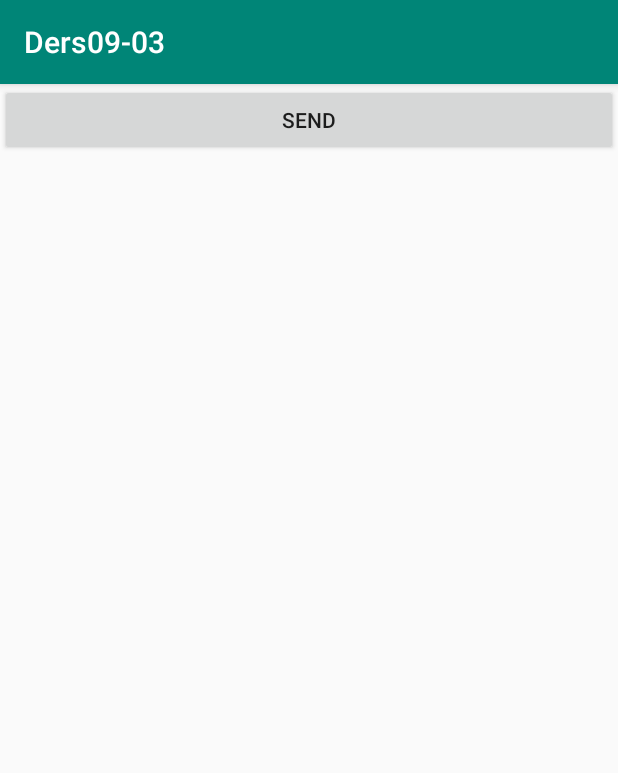
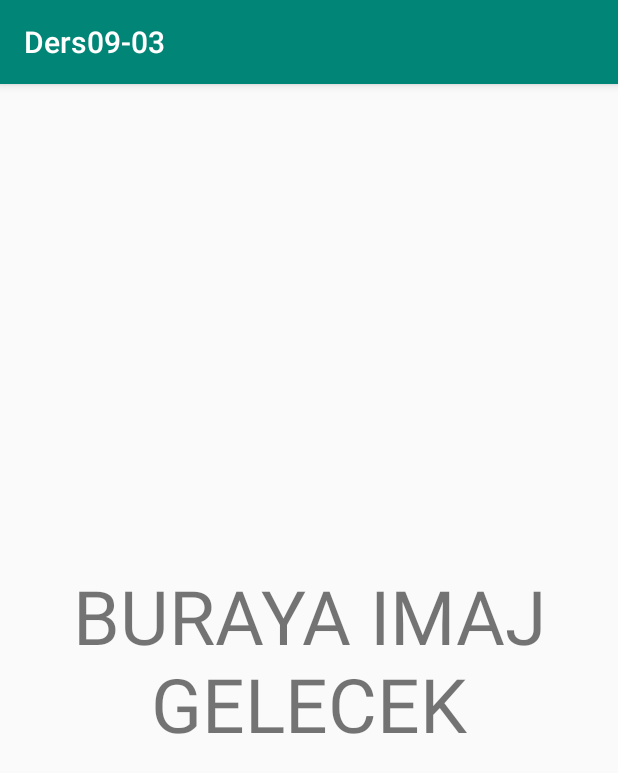
Before and after one commit to Xelorium/medipolAndroid, an Android app: the screen it shows after launch (MainActivity), on a phone screen of 412 x 824 dp. Shown: the top 773 px of the screen. Run offline under Robolectric (Android 15) with nearby library versions, the phone set to English and light mode, and no system bars.

Commit message:
Adding viewpager to second activity

```diff
--- a/app/build.gradle
+++ b/app/build.gradle
@@ -26,6 +26,8 @@ dependencies {
     implementation 'com.google.code.gson:gson:2.8.6'
     implementation 'androidx.recyclerview:recyclerview:1.1.0'
     implementation 'androidx.cardview:cardview:1.0.0'
+    implementation 'com.android.support:support-v4:28.0.1'
+    implementation 'fr.avianey.com.viewpagerindicator:library:2.4.1.1@aar'
     testImplementation 'junit:junit:4.12'
     androidTestImplementation 'androidx.test.ext:junit:1.1.0'
     androidTestImplementation 'androidx.test.espresso:espresso-core:3.1.1'
--- a/app/src/main/AndroidManifest.xml
+++ b/app/src/main/AndroidManifest.xml
@@ -12,7 +12,8 @@
         android:roundIcon="@mipmap/ic_launcher_round"
         android:supportsRtl="true"
         android:theme="@style/AppTheme">
-        <activity android:name=".UlkeAct"></activity>
+        <activity android:name=".SecondAct"></activity>
+        <activity android:name=".UlkeAct" />
         <activity android:name=".MainActivity">
             <intent-filter>
                 <action android:name="android.intent.action.MAIN" />
--- a/app/src/main/java/com/example/ders09_03/MainActivity.java
+++ b/app/src/main/java/com/example/ders09_03/MainActivity.java
@@ -4,6 +4,7 @@ import androidx.appcompat.app.AppCompatActivity;
 
 import android.content.Intent;
 import android.os.Bundle;
+import android.os.Handler;
 import android.util.Log;
 import android.view.View;
 import android.widget.Button;
@@ -12,46 +13,23 @@ import android.widget.TextView;
 
 import com.google.gson.Gson;
 
-public class MainActivity extends AppCompatActivity implements AndroidReq.AndroidReqListener {
+public class MainActivity extends AppCompatActivity {
 
-
-    Button btnRq;
-    TextView tvRq;
-    ProgressBar bar;
 
     @Override
     protected void onCreate(Bundle savedInstanceState) {
         super.onCreate(savedInstanceState);
         setContentView(R.layout.activity_main);
 
-        btnRq = findViewById(R.id.btnRq);
-        tvRq = findViewById(R.id.tvRq);
-        bar = findViewById(R.id.bar);
 
-        btnRq.setOnClickListener(new View.OnClickListener() {
+        new Handler().postDelayed(new Runnable() {
             @Override
-            public void onClick(View v) {
-                bar.setVisibility(View.VISIBLE);
-                AndroidReq req = new AndroidReq(MainActivity.this);
-                req.execute();
+            public void run() {
+                Intent intent = new Intent(MainActivity.this, SecondAct.class);
+                startActivity(intent);
             }
-        });
-
-
+        }, 10000);
 
     }
 
-    @Override
-    public void onRequestDone(String result) {
-        bar.setVisibility(View.GONE);
-        tvRq.setText(result);
-
-        Intent intent = new Intent(this, UlkeAct.class);
-
-        Bundle bundle = new Bundle();
-        bundle.putString("data", result);
-        intent.putExtras(bundle);
-
-        startActivity(intent);
-    }
 }
--- a/app/src/main/java/com/example/ders09_03/UlkeAct.java
+++ b/app/src/main/java/com/example/ders09_03/UlkeAct.java
@@ -13,7 +13,7 @@ public class UlkeAct extends AppCompatActivity {
     @Override
     protected void onCreate(Bundle savedInstanceState) {
         super.onCreate(savedInstanceState);
-        setContentView(R.layout.activity_ulke);
+        setContentView(R.layout.fragment_ulke);
 
         Bundle bundle = getIntent().getExtras();
         String result = bundle.getString("data");
--- a/app/src/main/res/layout/activity_main.xml
+++ b/app/src/main/res/layout/activity_main.xml
@@ -6,25 +6,14 @@
     android:layout_height="match_parent"
     tools:context=".MainActivity">
 
-    <Button
-        android:id="@+id/btnRq"
+    <TextView
+        android:id="@+id/tvStatus"
         android:layout_width="match_parent"
-        android:layout_height="wrap_content"
-        android:text="Send">
-
-    </Button>
-    <TextView
-        android:id="@+id/tvRq"
-        android:layout_width="match_parent"
-        android:layout_height="wrap_content"
-        android:layout_below="@+id/btnRq"
+        android:layout_height="match_parent"
+        android:text="BURAYA IMAJ GELECEK"
+        android:textSize="50sp"
+        android:gravity="center"
         ></TextView>
 
-    <ProgressBar
-        android:id="@+id/bar"
-        android:layout_centerInParent="true"
-        android:layout_width="wrap_content"
-        android:layout_height="wrap_content"
-        android:visibility="gone"></ProgressBar>
 
 </RelativeLayout>
```
Also changed, not shown: app/src/main/java/com/example/ders09_03/AndroidReq.java (+3 -28 lines), app/src/main/java/com/example/ders09_03/BaseReq.java (added, +48 -0 lines), app/src/main/java/com/example/ders09_03/CoronaModel.java (added, +10 -0 lines), app/src/main/java/com/example/ders09_03/CoronaReq.java (added, +27 -0 lines), app/src/main/java/com/example/ders09_03/FragmentCorona.java (added, +55 -0 lines), app/src/main/java/com/example/ders09_03/FragmentUlke.java (added, +55 -0 lines), app/src/main/java/com/example/ders09_03/MyViewAdapter.java (added, +32 -0 lines), app/src/main/java/com/example/ders09_03/SecondAct.java (added, +28 -0 lines), app/src/main/res/layout/activity_second.xml (added, +38 -0 lines), app/src/main/res/layout/fragment_corona.xml (added, +33 -0 lines), app/src/main/res/layout/fragment_ulke.xml (renamed from app/src/main/res/layout/activity_ulke.xml, +9 -2 lines).
